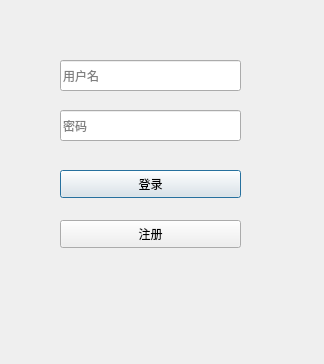
xuzf-git/FlowerMail, file client/logindialog.ui: the form before one commit.
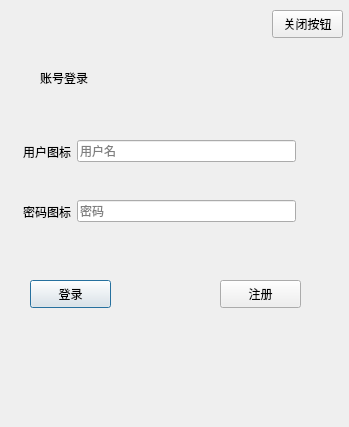
The form after the commit.

Diff of the .ui file:
```diff
--- a/client/logindialog.ui
+++ b/client/logindialog.ui
@@ -6,8 +6,8 @@
    <rect>
     <x>0</x>
     <y>0</y>
-    <width>324</width>
-    <height>364</height>
+    <width>349</width>
+    <height>427</height>
    </rect>
   </property>
   <property name="windowTitle">
@@ -16,9 +16,9 @@
   <widget class="QPushButton" name="login_btn">
    <property name="geometry">
     <rect>
-     <x>60</x>
-     <y>170</y>
-     <width>181</width>
+     <x>30</x>
+     <y>280</y>
+     <width>81</width>
      <height>28</height>
     </rect>
    </property>
@@ -26,25 +26,12 @@
     <string>登录</string>
    </property>
   </widget>
-  <widget class="QLineEdit" name="Username">
-   <property name="geometry">
-    <rect>
-     <x>60</x>
-     <y>60</y>
-     <width>181</width>
-     <height>31</height>
-    </rect>
-   </property>
-   <property name="placeholderText">
-    <string>用户名</string>
-   </property>
-  </widget>
   <widget class="QPushButton" name="Register_btn">
    <property name="geometry">
     <rect>
-     <x>60</x>
-     <y>220</y>
-     <width>181</width>
+     <x>220</x>
+     <y>280</y>
+     <width>81</width>
      <height>28</height>
     </rect>
    </property>
@@ -52,20 +39,176 @@
     <string>注册</string>
    </property>
   </widget>
-  <widget class="QLineEdit" name="password">
+  <widget class="QLabel" name="label">
    <property name="geometry">
     <rect>
-     <x>60</x>
-     <y>110</y>
-     <width>181</width>
-     <height>31</height>
+     <x>40</x>
+     <y>70</y>
+     <width>72</width>
+     <height>15</height>
     </rect>
    </property>
-   <property name="echoMode">
-    <enum>QLineEdit::Password</enum>
+   <property name="text">
+    <string>账号登录</string>
    </property>
-   <property name="placeholderText">
-    <string>密码</string>
+  </widget>
+  <widget class="QWidget" name="widget" native="true">
+   <property name="geometry">
+    <rect>
+     <x>0</x>
+     <y>190</y>
+     <width>351</width>
+     <height>43</height>
+    </rect>
+   </property>
+   <layout class="QHBoxLayout" name="horizontalLayout">
+    <property name="leftMargin">
+     <number>0</number>
+    </property>
+    <property name="topMargin">
+     <number>0</number>
+    </property>
+    <property name="rightMargin">
+     <number>0</number>
+    </property>
+    <property name="bottomMargin">
+     <number>0</number>
+    </property>
+    <item>
+     <spacer name="horizontalSpacer_2">
+      <property name="orientation">
+       <enum>Qt::Horizontal</enum>
+      </property>
+      <property name="sizeType">
+       <enum>QSizePolicy::Fixed</enum>
+      </property>
+      <property name="sizeHint" stdset="0">
+       <size>
+        <width>23</width>
+        <height>20</height>
+       </size>
+      </property>
+     </spacer>
+    </item>
+    <item>
+     <widget class="QLabel" name="label_3">
+      <property name="text">
+       <string>密码图标</string>
+      </property>
+     </widget>
+    </item>
+    <item>
+     <widget class="QLineEdit" name="Password">
+      <property name="echoMode">
+       <enum>QLineEdit::Password</enum>
+      </property>
+      <property name="placeholderText">
+       <string>密码</string>
+      </property>
+     </widget>
+    </item>
+    <item>
+     <spacer name="horizontalSpacer">
+      <property name="orientation">
+       <enum>Qt::Horizontal</enum>
+      </property>
+      <property name="sizeType">
+       <enum>QSizePolicy::Fixed</enum>
+      </property>
+      <property name="sizeHint" stdset="0">
+       <size>
+        <width>55</width>
+        <height>20</height>
+       </size>
+      </property>
+     </spacer>
+    </item>
+   </layout>
+  </widget>
+  <widget class="QWidget" name="widget_2" native="true">
+   <property name="geometry">
+    <rect>
+     <x>0</x>
+     <y>130</y>
+     <width>351</width>
+     <height>43</height>
+    </rect>
+   </property>
+   <layout class="QHBoxLayout" name="horizontalLayout_2">
+    <property name="leftMargin">
+     <number>0</number>
+    </property>
+    <property name="topMargin">
+     <number>0</number>
+    </property>
+    <property name="rightMargin">
+     <number>0</number>
+    </property>
+    <property name="bottomMargin">
+     <number>0</number>
+    </property>
+    <item>
+     <spacer name="horizontalSpacer_3">
+      <property name="orientation">
+       <enum>Qt::Horizontal</enum>
+      </property>
+      <property name="sizeType">
+       <enum>QSizePolicy::Fixed</enum>
+      </property>
+      <property name="sizeHint" stdset="0">
+       <size>
+        <width>23</width>
+        <height>20</height>
+       </size>
+      </property>
+     </spacer>
+    </item>
+    <item>
+     <widget class="QLabel" name="label_4">
+      <property name="text">
+       <string>用户图标</string>
+      </property>
+     </widget>
+    </item>
+    <item>
+     <widget class="QLineEdit" name="Username">
+      <property name="echoMode">
+       <enum>QLineEdit::Password</enum>
+      </property>
+      <property name="placeholderText">
+       <string>用户名</string>
+      </property>
+     </widget>
+    </item>
+    <item>
+     <spacer name="horizontalSpacer_4">
+      <property name="orientation">
+       <enum>Qt::Horizontal</enum>
+      </property>
+      <property name="sizeType">
+       <enum>QSizePolicy::Fixed</enum>
+      </property>
+      <property name="sizeHint" stdset="0">
+       <size>
+        <width>55</width>
+        <height>20</height>
+       </size>
+      </property>
+     </spacer>
+    </item>
+   </layout>
+  </widget>
+  <widget class="QPushButton" name="pushButton">
+   <property name="geometry">
+    <rect>
+     <x>272</x>
+     <y>10</y>
+     <width>71</width>
+     <height>28</height>
+    </rect>
+   </property>
+   <property name="text">
+    <string>关闭按钮</string>
    </property>
   </widget>
  </widget>
```
